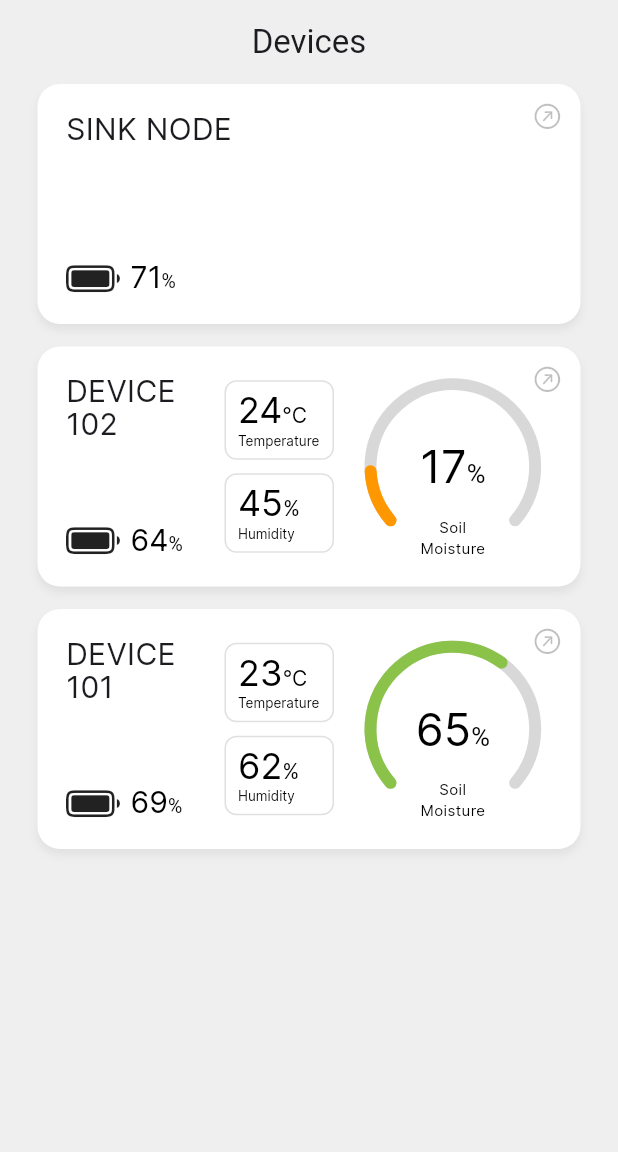
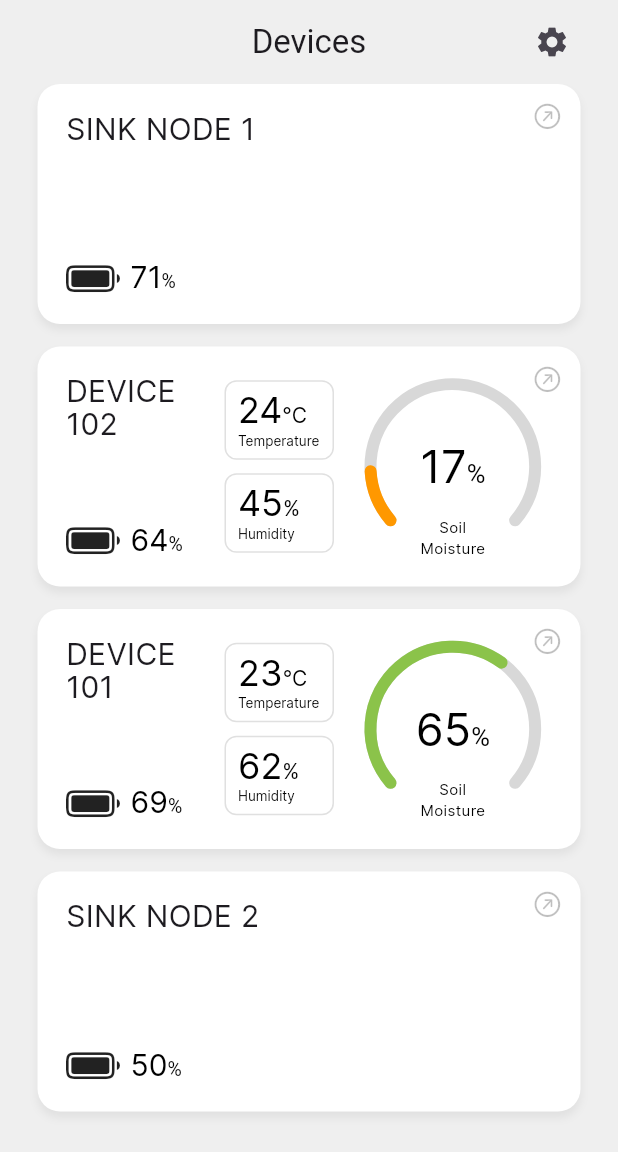
Before and after one commit to smmic-capstone/smmic-app, a Flutter app: the screen it shows after launch, on a phone screen of 412 x 824 dp. Shown: the top 1152 px of the screen. Run offline on Flutter 3.47's test engine with Material 3 defaults, Android fonts, the phone set to English and light mode, and no system bars; drawn by our look-alikes of syncfusion_flutter_gauges; our stand-ins replace geocoding, geolocator, syncfusion_flutter_charts.

Commit message:
added drawer for devices
- added drawer for devices to filter items
- added provider to dependencies

```diff
--- /dev/null
+++ b/lib/components/devices/drawer.dart
@@ -0,0 +1,55 @@
+import 'package:flutter/cupertino.dart';
+import 'package:flutter/material.dart';
+import 'package:flutter/painting.dart';
+import 'package:smmic/pages/devices.dart';
+import 'package:smmic/subcomponents/devices/drawer_option.dart';
+
+class BottomDrawerButton extends StatefulWidget {
+  const BottomDrawerButton({super.key});
+
+  @override
+  State<BottomDrawerButton> createState() => _BottomDrawerButtonState();
+}
+
+class _BottomDrawerButtonState extends State<BottomDrawerButton> {
+  bool viewSensors = false;
+
+  @override
+  Widget build(BuildContext context) {
+    return Builder(
+        builder: (context) {
+          return IconButton(
+              onPressed: () {
+                _openBottomSheet(context);
+                },
+              icon: const Icon(Icons.settings)
+          );
+        });
+  }
+
+  void _openBottomSheet(BuildContext context) {
+    showModalBottomSheet(
+        enableDrag: true,
+        context: context,
+        builder: (context) {
+          return Container(
+            alignment: Alignment.topCenter,
+            decoration: const BoxDecoration(
+              color: Colors.white,
+              borderRadius: BorderRadius.all(Radius.circular(16))
+            ),
+            height: 320,
+            child: const Column(
+              mainAxisAlignment: MainAxisAlignment.center,
+              children: [
+                Padding(padding: EdgeInsets.symmetric(vertical: 10), child: Text('Options', style: TextStyle(fontSize: 17))),
+                OptionItem(title: 'Sensor Nodes', subtitle: 'Show all Sensor Nodes', defaultValue: true),
+                OptionItem(title: 'Sink Nodes', subtitle: 'Show all Sink Nodes', defaultValue: true),
+                OptionItem(title: 'Color Code', subtitle: 'Color code Devices that belong to the same Sink Node', defaultValue: false)
+              ],
+            ),
+          );
+        }
+    );
+  }
+}
--- a/lib/pages/devices.dart
+++ b/lib/pages/devices.dart
@@ -1,9 +1,11 @@
 import 'package:flutter/cupertino.dart';
 import 'package:flutter/material.dart';
+import 'package:flutter/painting.dart';
 import 'package:smmic/components/devices/cards/sensor_node_card.dart';
 import 'package:smmic/components/devices/cards/sink_node_card.dart';
+import 'package:smmic/components/devices/drawer.dart';
 import 'package:smmic/models/devices/sensor_node_data_model.dart';
-import 'package:smmic/pages/sensor_node.dart';
+import 'package:smmic/models/devices/sink_node_data_model.dart';
 import 'package:smmic/services/devices/sensor_node_data_services.dart';
 import 'package:smmic/services/devices/sink_node_data_services.dart';
 import 'package:smmic/services/user_data_services.dart';
@@ -16,17 +18,16 @@ class Devices extends StatefulWidget {
 }
 
 class _Devices extends State<Devices> {
-
   late SensorNodeData _sensorNodeSnapshot;
 
   Color? bgColor = const Color.fromRGBO(239, 239, 239, 1.0);
+
   final UserDataServices _userDataServices = UserDataServices();
   final SensorNodeDataServices _sensorNodeDataServices = SensorNodeDataServices();
   final SinkNodeDataServices _sinkNodeDataServices = SinkNodeDataServices();
 
   @override
   Widget build(BuildContext context) {
-    // double height = MediaQuery.sizeOf(context).height;
     return Scaffold(
       backgroundColor: bgColor,
       appBar: AppBar(
@@ -34,34 +35,55 @@ class _Devices extends State<Devices> {
         title: const Text('Devices'),
         centerTitle: true,
         automaticallyImplyLeading: false,
+        actions: [
+          Padding(
+            padding: EdgeInsets.only(right: 20),
+            child: BottomDrawerButton(),
+          )
+        ],
       ),
       body: ListView(
-        children: _filterCards(_buildCards(_userDataServices.getSinkNodes())),
+        children: [
+          ..._buildCards(_userDataServices.getSinkNodes()),
+        ],
       ),
     );
   }
 
-  List<Widget> _filterCards(List<Widget> cards) {
-
-    //TODO: IMPLEMENT FILTER FUNCTION
-    // List<Widget> filteredCards = cards.whereType<SensorNodeCard>().toList();
-
-    return cards;
-
+  List<Widget> _buildCards(List<String> sinkNodesList) {
+    return _devices(UserDataServices().getSinkNodes()).map((device) {
+      if (device.type == 'sink') {
+        return SinkNodeCard(deviceData: SinkNodeDataServices().getSnapshot(device.deviceID));
+      } else {
+        return SensorNodeCard(deviceData: SensorNodeDataServices().getSnapshot(device.deviceID));
+      }
+    }).toList();
   }
 
-  List<Widget> _buildCards(List<String> sinkNodesList) {
-    List<Widget> cards = sinkNodesList.expand((sinkNodeID) {
-      List<String> sensorNodesList = UserDataServices().getSensorNodes(sinkNodeID);
-      List<Widget> widgets = [
-        SinkNodeCard(deviceData: _sinkNodeDataServices.getSnapshot(sinkNodeID)),
-        ...sensorNodesList.map((sensorNodeID) {
-          return SensorNodeCard(deviceData: _sensorNodeDataServices.getSnapshot(sensorNodeID));
+  List<Device> _devices(List<String> sinkNodesIDList) {
+    List<Device> devices = sinkNodesIDList.expand((sinkNode) {
+      SinkNodeData sinkNodeData = SinkNodeDataServices().getSnapshot(sinkNode);
+      List<String> sensorNodesIDList = UserDataServices().getSensorNodes(sinkNode);
+      List<Device> sensorNodes = [
+        Device.named(type: 'sink', deviceID: sinkNodeData.deviceID, deviceName: sinkNodeData.deviceName),
+        ...sensorNodesIDList.map((sensorNode) {
+          SensorNodeData sensorNodeData = SensorNodeDataServices().getSnapshot(sensorNode);
+          return Device.named(type: 'sensor', deviceID: sensorNodeData.deviceID, deviceName: sensorNodeData.deviceName, sinkNodeID: sinkNode);
         })
       ];
-      return widgets;
+      return sensorNodes;
     }).toList();
 
-    return cards;
+    return devices;
   }
 }
+
+class Device {
+  final String type;
+  final String deviceID;
+  final String deviceName;
+  final String sinkNodeID;
+  final String coordinates;
+
+  Device.named({required this.type,required this.deviceID, required this.deviceName, this.sinkNodeID = '', this.coordinates = ''});
+}
--- a/lib/services/devices/sink_node_data_services.dart
+++ b/lib/services/devices/sink_node_data_services.dart
@@ -1,7 +1,8 @@
 import 'package:smmic/models/devices/sink_node_data_model.dart';
 
 Map<String, Map<String, dynamic>> _mockSinkNodeDataSnapshot = {
-  'SIqokAO1BQBHyJVK' : {'deviceID': 'SIqokAO1BQBHyJVK', 'deviceName': 'SINK NODE', 'batteryLevel': 71.0}
+  'SIqokAO1BQBHyJVK' : {'deviceID': 'SIqokAO1BQBHyJVK', 'deviceName': 'SINK NODE 1', 'batteryLevel': 71.0},
+  'SIqokAO1BQbgyJ2K' : {'deviceID': 'SIqokAO1BQbgyJ2K', 'deviceName': 'SINK NODE 2', 'batteryLevel': 50.0}
 };
 
 class SinkNodeDataServices {
--- a/lib/services/user_data_services.dart
+++ b/lib/services/user_data_services.dart
@@ -5,7 +5,8 @@ Map<String, List<String>> mockSensorNodesList = {
 };
 
 List<String> mockSinkNodesList = [
-  'SIqokAO1BQBHyJVK'
+  'SIqokAO1BQBHyJVK',
+  'SIqokAO1BQbgyJ2K'
 ];
 
 class UserDataServices {
--- a/pubspec.yaml
+++ b/pubspec.yaml
@@ -41,6 +41,7 @@ dependencies:
   lottie: ^3.1.2
   http: ^1.2.2
   syncfusion_flutter_charts: ^26.2.4
+  provider: ^6.1.2
 
 dev_dependencies:
   flutter_test:
```
Also changed, not shown: lib/subcomponents/devices/drawer_option.dart (added, +39 -0 lines), pubspec.lock.
